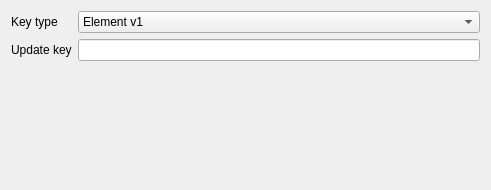
Old version of the form deploy/element/updatekey.ui in the repository kushview/element.
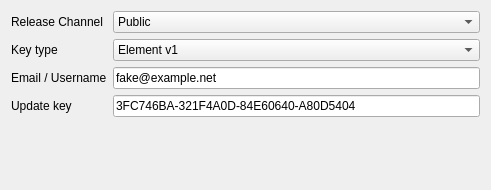
New version of the form.

Patch:
```diff
--- a/deploy/element/updatekey.ui
+++ b/deploy/element/updatekey.ui
@@ -26,6 +26,13 @@
    <string>Form</string>
   </property>
   <layout class="QFormLayout" name="formLayout">
+   <item row="1" column="0">
+    <widget class="QLabel" name="labelUpdateKeyType">
+     <property name="text">
+      <string>Key type</string>
+     </property>
+    </widget>
+   </item>
    <item row="1" column="1">
     <widget class="QComboBox" name="updateKeyType">
      <property name="minimumSize">
@@ -57,14 +64,39 @@
      </item>
     </widget>
    </item>
-   <item row="1" column="0">
-    <widget class="QLabel" name="labelUpdateKeyType">
+   <item row="0" column="1">
+    <widget class="QComboBox" name="releaseChannel">
+     <property name="minimumSize">
+      <size>
+       <width>250</width>
+       <height>0</height>
+      </size>
+     </property>
+     <item>
+      <property name="text">
+       <string>Public</string>
+      </property>
+     </item>
+     <item>
+      <property name="text">
+       <string>Stable</string>
+      </property>
+     </item>
+     <item>
+      <property name="text">
+       <string>Nightly</string>
+      </property>
+     </item>
+    </widget>
+   </item>
+   <item row="0" column="0">
+    <widget class="QLabel" name="labelReleaseChannel">
      <property name="text">
-      <string>Key type</string>
+      <string>Release Channel</string>
      </property>
     </widget>
    </item>
-   <item row="2" column="1">
+   <item row="3" column="1">
     <widget class="QLineEdit" name="updateKey">
      <property name="minimumSize">
       <size>
@@ -72,15 +104,47 @@
        <height>0</height>
       </size>
      </property>
+     <property name="text">
+      <string>3FC746BA-321F4A0D-84E60640-A80D5404</string>
+     </property>
     </widget>
    </item>
-   <item row="2" column="0">
+   <item row="3" column="0">
     <widget class="QLabel" name="labelUpdateKey">
      <property name="text">
       <string>Update key</string>
      </property>
     </widget>
    </item>
+   <item row="2" column="1">
+    <widget class="QLineEdit" name="username">
+     <property name="sizePolicy">
+      <sizepolicy hsizetype="Preferred" vsizetype="Fixed">
+       <horstretch>0</horstretch>
+       <verstretch>0</verstretch>
+      </sizepolicy>
+     </property>
+     <property name="minimumSize">
+      <size>
+       <width>240</width>
+       <height>0</height>
+      </size>
+     </property>
+     <property name="text">
+      <string>fake@example.net</string>
+     </property>
+     <property name="placeholderText">
+      <string>you@example.com</string>
+     </property>
+    </widget>
+   </item>
+   <item row="2" column="0">
+    <widget class="QLabel" name="labelUsername">
+     <property name="text">
+      <string>Email / Username</string>
+     </property>
+    </widget>
+   </item>
   </layout>
  </widget>
  <resources>
```
